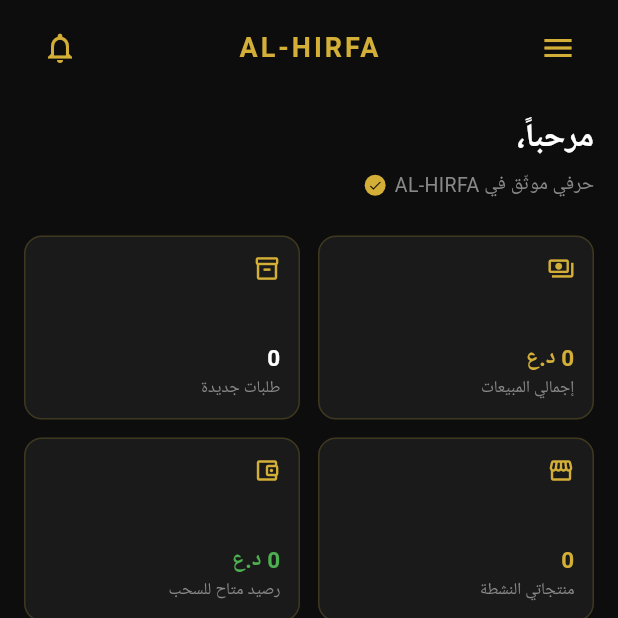
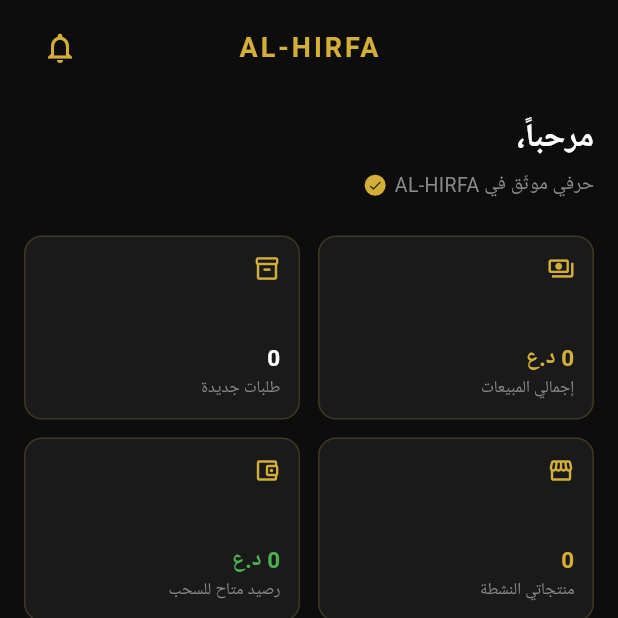
Before and after one commit to btar457/AL_HIRFA, a Flutter app: the ArtisanDashboardScreen screen opened directly, on a phone screen of 412 x 824 dp, the top half of it. Run offline on Flutter 3.47's test engine with Material 3 defaults, Android fonts, the phone set to English and light mode, and no system bars; our stand-ins replace cached_network_image, cloud_firestore, connectivity_plus, firebase_auth, firebase_core, firebase_messaging and 6 more; accounts and stored records are empty; Roboto replaces fonts that are missing (Cairo).

Commit message:
إصلاح آخر الأزرار الميتة المتبقية (المشكلة 12/12 — اكتملت القائمة كاملة)
- product_detail_screen.dart: زر "مشاركة" أصبح حقيقياً عبر حزمة share_plus
  الجديدة (نص مشاركة حقيقي: اسم المنتج والسعر واسم الحرفي) — لا يوجد رابط
  ويب فعلي للمنتج بما أن التطبيق لا يملك نظام روابط عميقة (Deep Links)،
  فاكتفيت بمشاركة نص وصفي حقيقي بدل اختلاق رابط لا يعمل.
- marketplace_screen.dart وartisan_dashboard_screen.dart: أزلت زري
  "☰" (قائمة جانبية) المعطَّلين تماماً — لا يوجد Drawer أو محتوى قائمة
  جانبية في التطبيق أصلاً لفتحه؛ استبدلتهما بمساحة فارغة توازن تخطيط
  الترويسة بدل ترك زر لا يفعل شيئاً.

بهذا تكتمل كل المشاكل الاثنتا عشرة (بالإضافة إلى البند المُدرَج والبنود
الثلاثة الإضافية المكتشفة أثناء الفحص) من الفحص الشامل المطلوب.

flutter analyze: No issues found!
flutter test: All tests passed!

Co-Authored-By: Claude Sonnet 5 <noreply@anthropic.com>
Claude-Session: https://claude.ai/code/session_01FCDWfnfAF6vDU23EdbefGp

```diff
--- a/lib/screens/artisan/artisan_dashboard_screen.dart
+++ b/lib/screens/artisan/artisan_dashboard_screen.dart
@@ -76,7 +76,7 @@ class ArtisanDashboardScreen extends StatelessWidget {
     return Row(
       mainAxisAlignment: MainAxisAlignment.spaceBetween,
       children: [
-        IconButton(icon: const Icon(Icons.menu, color: AppColors.gold), onPressed: () {}),
+        const SizedBox(width: 48),
         const Text('AL-HIRFA', style: TextStyle(color: AppColors.gold, fontWeight: FontWeight.bold, fontSize: 18, letterSpacing: 2)),
         Consumer<NotificationProvider>(
           builder: (context, notifications, _) => Stack(
--- a/lib/screens/customer/marketplace_screen.dart
+++ b/lib/screens/customer/marketplace_screen.dart
@@ -110,7 +110,7 @@ class _MarketplaceScreenState extends State<MarketplaceScreen> {
       child: Row(
         mainAxisAlignment: MainAxisAlignment.spaceBetween,
         children: [
-          IconButton(icon: const Icon(Icons.menu, color: AppColors.gold), onPressed: () {}),
+          const SizedBox(width: 48),
           const Text('AL-HIRFA', style: TextStyle(color: AppColors.gold, fontWeight: FontWeight.bold, fontSize: 18, letterSpacing: 2)),
           Consumer<NotificationProvider>(
             builder: (context, notifications, _) => Stack(
--- a/lib/screens/customer/product_detail_screen.dart
+++ b/lib/screens/customer/product_detail_screen.dart
@@ -2,6 +2,7 @@ import 'package:cached_network_image/cached_network_image.dart';
 import 'package:flutter/material.dart';
 import 'package:provider/provider.dart';
 import 'package:qr_flutter/qr_flutter.dart';
+import 'package:share_plus/share_plus.dart';
 import '../../core/constants/colors.dart';
 import '../../models/product_model.dart';
 import '../../providers/auth_provider.dart';
@@ -115,7 +116,7 @@ class _ProductDetailScreenState extends State<ProductDetailScreen> {
             right: 16,
             child: Row(
               children: [
-                _circleIconButton(icon: Icons.share_outlined, onTap: () {}),
+                _circleIconButton(icon: Icons.share_outlined, onTap: () => Share.share('${product.name} — د.ع ${_formatPrice(product.price)}\nمن صنع ${product.artisanName} على AL-HIRFA')),
                 const SizedBox(width: 8),
                 _circleIconButton(
                   icon: isFavorite ? Icons.favorite : Icons.favorite_border,
--- a/pubspec.yaml
+++ b/pubspec.yaml
@@ -28,6 +28,7 @@ dependencies:
   shimmer: ^3.0.0
   fl_chart: ^0.68.0
   connectivity_plus: ^6.0.3
+  share_plus: ^10.0.0
 
 dev_dependencies:
   flutter_test:
```
Also changed, not shown: pubspec.lock.
